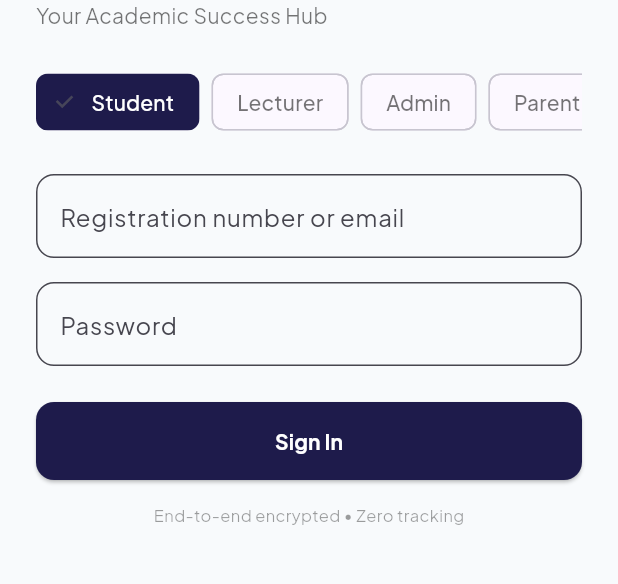
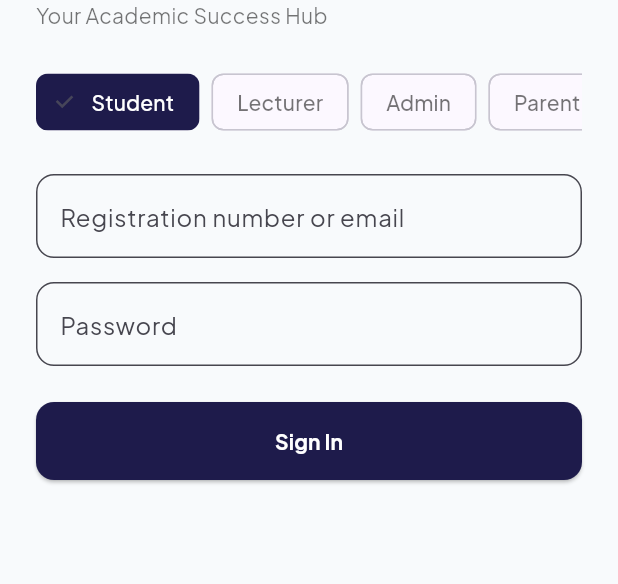
Before and after one commit to ssegirinyapius07-lab/campuscore_flutter, a Flutter app: the screen it shows after launch, on a phone screen of 412 x 824 dp, the part 234-818 px from its top. Run offline on Flutter 3.47's test engine with Material 3 defaults, Android fonts, the phone set to English and light mode, and no system bars; our stand-ins replace google_fonts, shared_preferences.

Commit message:
fix: remove unsupported login security claim

```diff
--- a/lib/screens/login_screen.dart
+++ b/lib/screens/login_screen.dart
@@ -107,7 +107,7 @@ class _LoginScreenState extends State<LoginScreen> {
                   ? const SizedBox(width: 22, height: 22, child: CircularProgressIndicator(strokeWidth: 2, color: Colors.white))
                   : const Text('Sign In', style: TextStyle(color: Colors.white, fontWeight: FontWeight.bold)))),
               const SizedBox(height: 16),
-              const Center(child: Text('End-to-end encrypted • Zero tracking', style: TextStyle(fontSize: 11, color: Colors.black38))),
+
             ],
           ),
         ),
```
